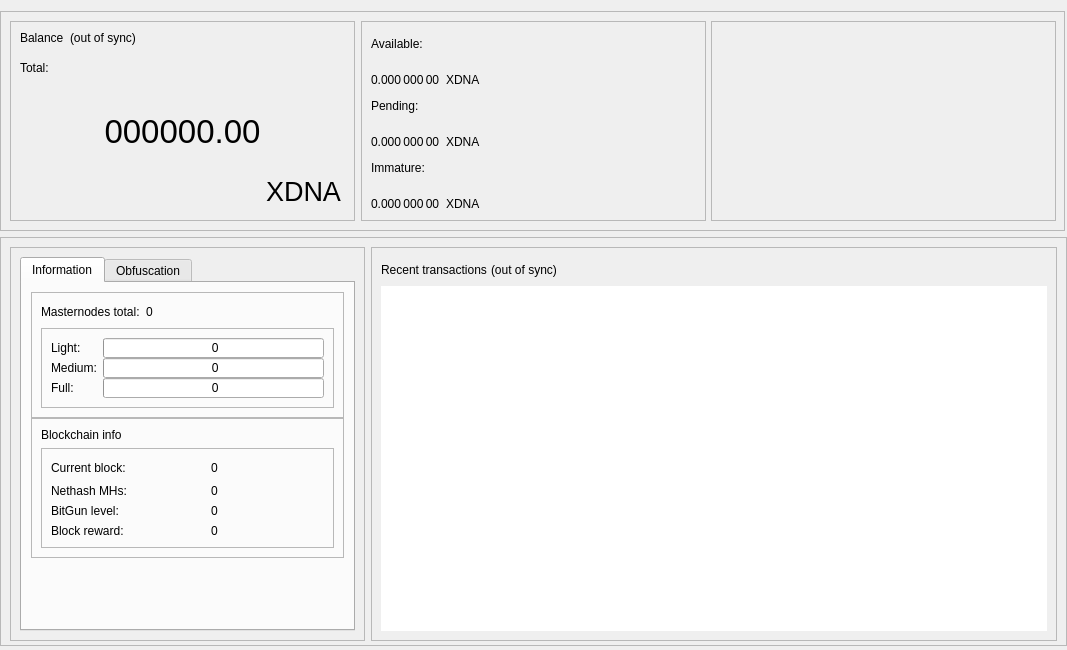
This is src/qt/forms/overviewpage.ui in XDNA-Core/XDNA as Qt 5 draws it before an edit. The edited form follows.
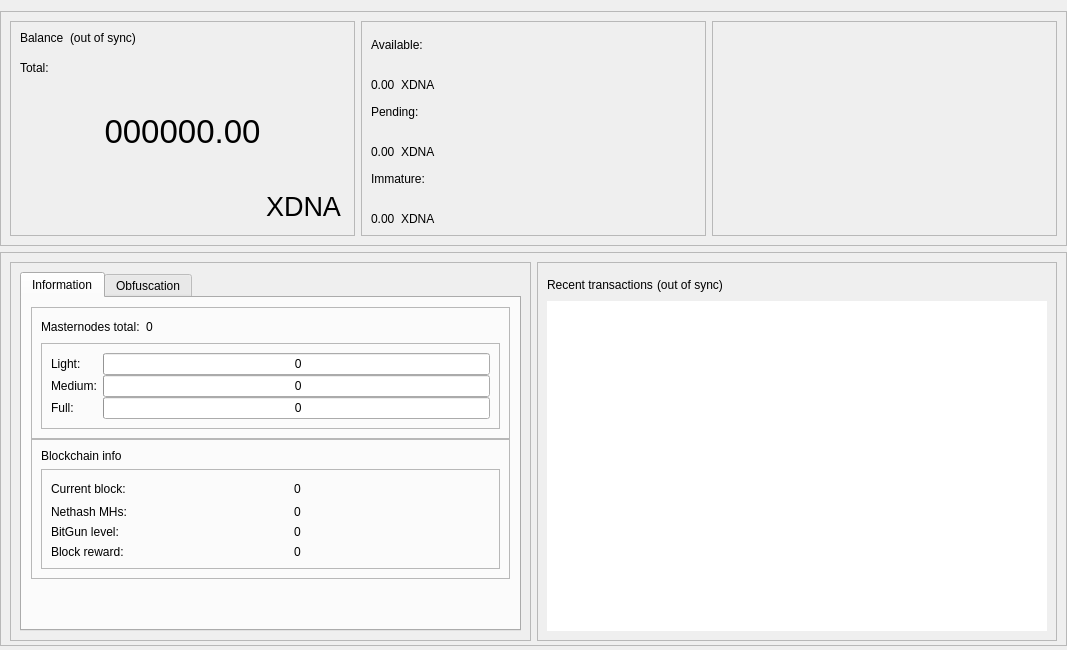
This is the edited form.

Diff of the .ui file:
```diff
--- a/src/qt/forms/overviewpage.ui
+++ b/src/qt/forms/overviewpage.ui
@@ -59,8 +59,8 @@
        </property>
        <property name="maximumSize">
         <size>
-         <width>1065</width>
-         <height>220</height>
+         <width>16777215</width>
+         <height>16777215</height>
         </size>
        </property>
        <property name="sizeIncrement">
@@ -92,8 +92,8 @@
           </property>
           <property name="maximumSize">
            <size>
-            <width>345</width>
-            <height>200</height>
+            <width>16777215</width>
+            <height>16777215</height>
            </size>
           </property>
           <property name="frameShape">
@@ -275,8 +275,8 @@
           </property>
           <property name="maximumSize">
            <size>
-            <width>345</width>
-            <height>200</height>
+            <width>16777215</width>
+            <height>16777215</height>
            </size>
           </property>
           <property name="frameShape">
@@ -300,7 +300,7 @@
                <item>
                 <widget class="QLabel" name="labelBalance">
                  <property name="text">
-                  <string>0.000 000 00</string>
+                  <string>0.00</string>
                  </property>
                  <property name="alignment">
                   <set>Qt::AlignBottom|Qt::AlignLeading|Qt::AlignLeft</set>
@@ -344,7 +344,7 @@
                <item>
                 <widget class="QLabel" name="labelUnconfirmed">
                  <property name="text">
-                  <string>0.000 000 00</string>
+                  <string>0.00</string>
                  </property>
                  <property name="alignment">
                   <set>Qt::AlignBottom|Qt::AlignLeading|Qt::AlignLeft</set>
@@ -388,7 +388,7 @@
                <item>
                 <widget class="QLabel" name="labelImmature">
                  <property name="text">
-                  <string>0.000 000 00</string>
+                  <string>0.00</string>
                  </property>
                  <property name="alignment">
                   <set>Qt::AlignBottom|Qt::AlignLeading|Qt::AlignLeft</set>
@@ -425,6 +425,19 @@
           </layout>
          </widget>
         </item>
+        <item>
+         <spacer name="horizontalSpacer_9">
+          <property name="orientation">
+           <enum>Qt::Horizontal</enum>
+          </property>
+          <property name="sizeHint" stdset="0">
+           <size>
+            <width>40</width>
+            <height>20</height>
+           </size>
+          </property>
+         </spacer>
+        </item>
         <item>
          <widget class="QFrame" name="frame_blue_3">
           <property name="minimumSize">
@@ -435,8 +448,8 @@
           </property>
           <property name="maximumSize">
            <size>
-            <width>345</width>
-            <height>200</height>
+            <width>16777215</width>
+            <height>16777215</height>
            </size>
           </property>
           <property name="frameShape">
@@ -466,7 +479,7 @@
        <property name="maximumSize">
         <size>
          <width>16777215</width>
-         <height>500</height>
+         <height>16777215</height>
         </size>
        </property>
        <property name="frameShape">
@@ -489,8 +502,8 @@
           </property>
           <property name="maximumSize">
            <size>
-            <width>355</width>
-            <height>600</height>
+            <width>16777215</width>
+            <height>16777215</height>
            </size>
           </property>
           <property name="frameShape">
@@ -613,7 +626,7 @@
                            <property name="maximumSize">
                             <size>
                              <width>16777215</width>
-                             <height>20</height>
+                             <height>16777215</height>
                             </size>
                            </property>
                            <property name="value">
@@ -635,7 +648,7 @@
                            <property name="maximumSize">
                             <size>
                              <width>16777215</width>
-                             <height>20</height>
+                             <height>16777215</height>
                             </size>
                            </property>
                            <property name="value">
@@ -657,7 +670,7 @@
                            <property name="maximumSize">
                             <size>
                              <width>16777215</width>
-                             <height>20</height>
+                             <height>16777215</height>
                             </size>
                            </property>
                            <property name="value">
@@ -1299,7 +1312,7 @@
           <property name="maximumSize">
            <size>
             <width>16777215</width>
-            <height>600</height>
+            <height>16777215</height>
            </size>
           </property>
           <property name="frameShape">
```
